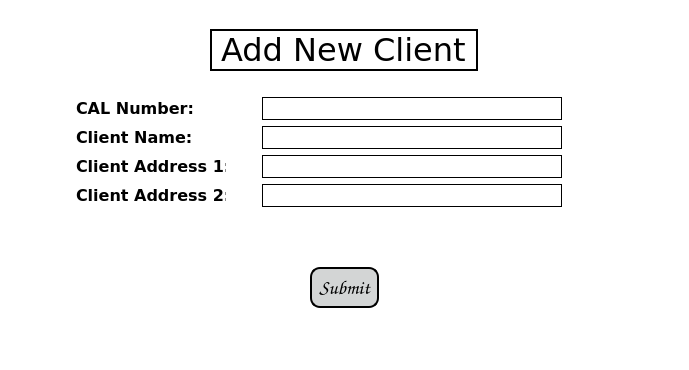
Before: the Qt Designer form app/gui/resources/add_client_page.ui in JasonLaux/DC-Boxjelly, drawn with Qt 5.
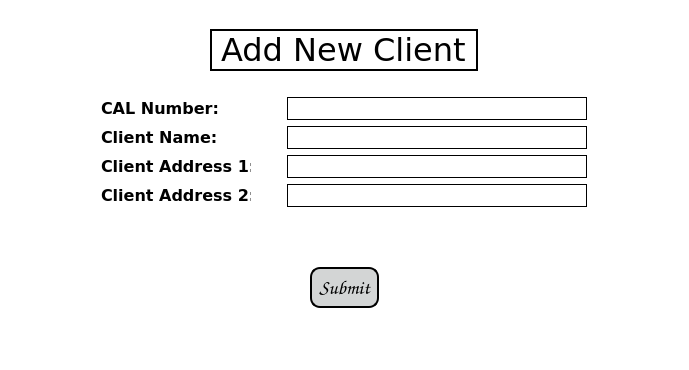
After: the same form once the commit is applied.

```diff
--- a/app/gui/resources/add_client_page.ui
+++ b/app/gui/resources/add_client_page.ui
@@ -442,7 +442,7 @@
         </property>
         <property name="sizeHint" stdset="0">
          <size>
-          <width>70</width>
+          <width>20</width>
           <height>20</height>
          </size>
         </property>
```
